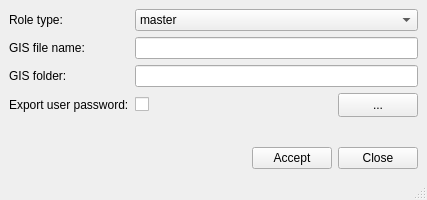
Old version of the form core/ui/admin/admin_gisproject.ui in the repository Giswater/giswater_qgis_plugin.
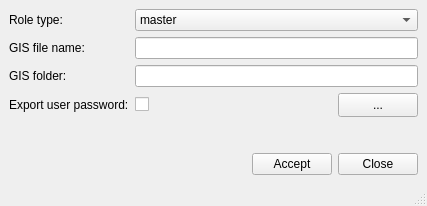
New version of the form.

What changed in the file:
```diff
--- a/core/ui/admin/admin_gisproject.ui
+++ b/core/ui/admin/admin_gisproject.ui
@@ -7,7 +7,7 @@
     <x>0</x>
     <y>0</y>
     <width>427</width>
-    <height>200</height>
+    <height>206</height>
    </rect>
   </property>
   <property name="windowTitle">
```
Left out of the diff: 2 changed lines with no effect on the pictures.
